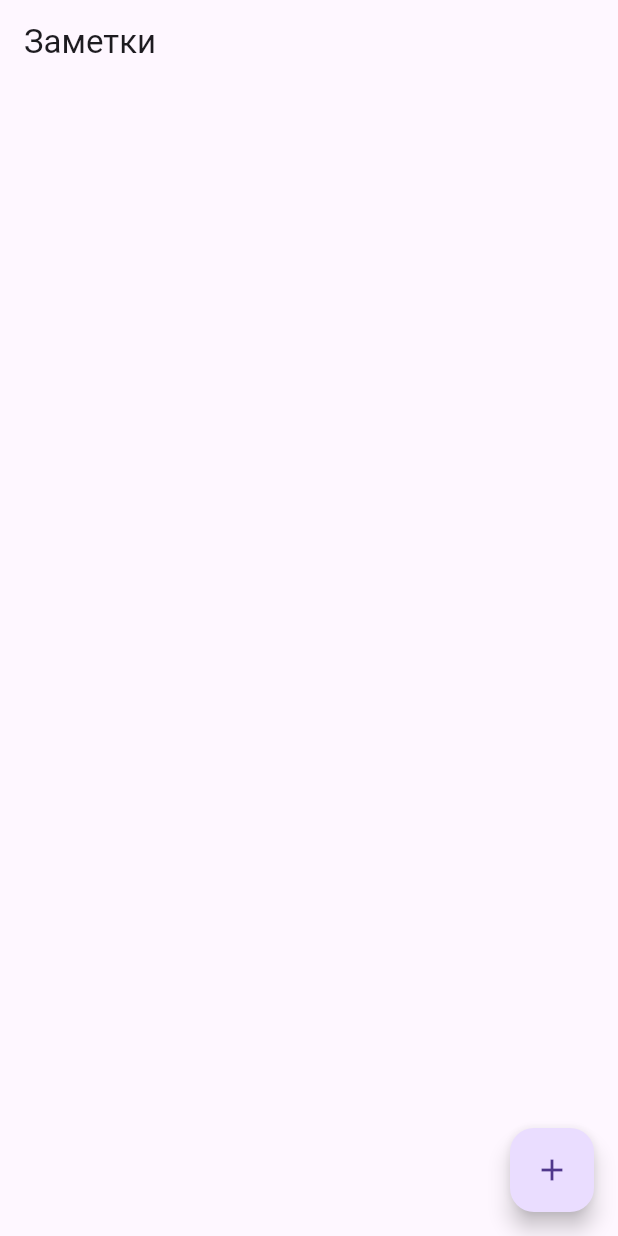
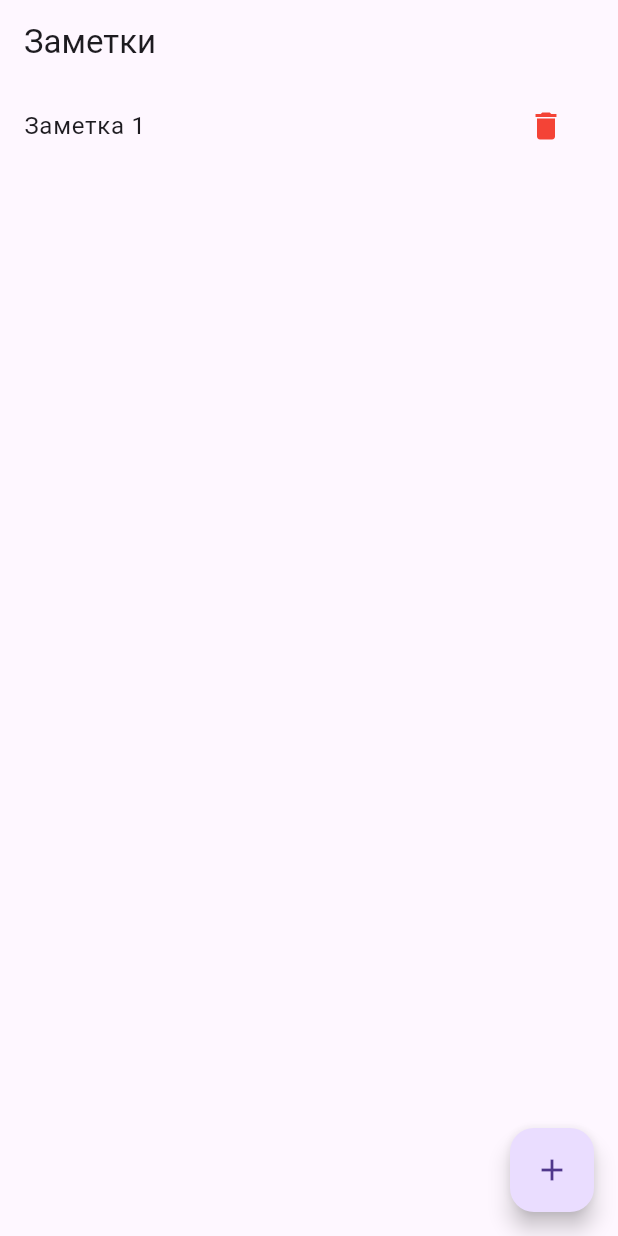
Before and after one commit to Arina724/notes_app, a Flutter app: the screen it shows after launch, on a phone screen of 412 x 824 dp. Run offline on Flutter 3.47's test engine with Material 3 defaults, Android fonts, the phone set to English and light mode, and no system bars.

Commit message:
bottom delete

```diff
--- a/lib/main.dart
+++ b/lib/main.dart
@@ -14,7 +14,7 @@ class NotesApp extends StatelessWidget {
       debugShowCheckedModeBanner: false,
       title: 'Notes App',
       theme: ThemeData(primarySwatch: Colors.blue),
-      home: const NotesListScreen(),
+      home: const NoteListScreen(),
     );
   }
 }
--- a/lib/screens/notes_list_screen.dart
+++ b/lib/screens/notes_list_screen.dart
@@ -1,30 +1,23 @@
 import 'package:flutter/material.dart';
-import '../services/note_service.dart';
 import 'note_editor_screen.dart';
+import 'package:notes_app/models/note.dart';
 
-class NotesListScreen extends StatefulWidget {
-  const NotesListScreen({super.key});
+class NoteListScreen extends StatefulWidget {
+  const NoteListScreen({super.key});
 
   @override
-  State<NotesListScreen> createState() => _NotesListScreenState();
+  _NoteListScreenState createState() => _NoteListScreenState();
 }
 
-class _NotesListScreenState extends State<NotesListScreen> {
-  final NoteService _noteService = NoteService();
+class _NoteListScreenState extends State<NoteListScreen> {
+  List<Note> notes = [
+    Note(title: 'Заметка 1', content: 'Содержимое заметки 1', drawings: []),
+  ];
 
-  void _addNewNote() {
+  void _deleteNote(int index) {
     setState(() {
-      _noteService.addNote("Новая заметка");
+      notes.removeAt(index); // Удаляем заметку из списка
     });
-  }
-
-  void _openNote(int index) {
-    Navigator.push(
-      context,
-      MaterialPageRoute(
-        builder: (context) => NoteEditorScreen(note: _noteService.notes[index]),
-      ),
-    );
   }
 
   @override
@@ -32,16 +25,37 @@ class _NotesListScreenState extends State<NotesListScreen> {
     return Scaffold(
       appBar: AppBar(title: const Text('Заметки')),
       body: ListView.builder(
-        itemCount: _noteService.notes.length,
+        itemCount: notes.length,
         itemBuilder: (context, index) {
           return ListTile(
-            title: Text(_noteService.notes[index].title),
-            onTap: () => _openNote(index),
+            title: Text(notes[index].title),
+            onTap: () async {
+              final updatedNote = await Navigator.push(
+                context,
+                MaterialPageRoute(
+                  builder: (context) => NoteEditorScreen(note: notes[index]),
+                ),
+              );
+
+              if (updatedNote != null) {
+                setState(() {
+                  notes[index] = updatedNote; // Обновляем заметку
+                });
+              }
+            },
+            trailing: IconButton(
+              icon: const Icon(Icons.delete, color: Colors.red),
+              onPressed: () => _deleteNote(index), // Вызываем удаление
+            ),
           );
         },
       ),
       floatingActionButton: FloatingActionButton(
-        onPressed: _addNewNote,
+        onPressed: () {
+          setState(() {
+            notes.add(Note(title: 'Новая заметка', content: '', drawings: []));
+          });
+        },
         child: const Icon(Icons.add),
       ),
     );
```
